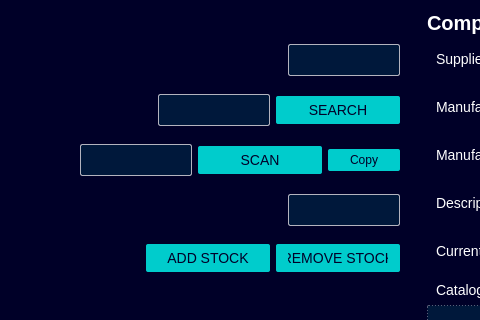
This is src/gui/designer/gui_stocktracker.ui in candeiassantiago393-spec/StockTracker as Qt 5 draws it before an edit; both pictures show x 224 to 704 and y 95 to 415 of the 1284 by 720 pixel window. The edited form follows.
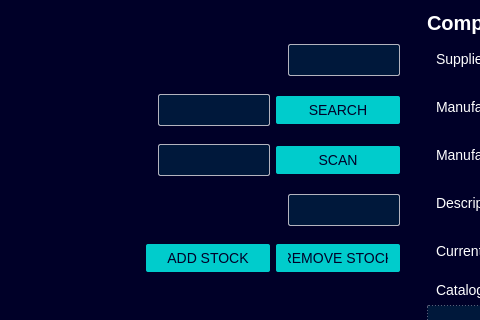
This is the edited form. Icons and pictures are not drawn.

What changed in the file:
```diff
--- a/src/gui/designer/gui_stocktracker.ui
+++ b/src/gui/designer/gui_stocktracker.ui
@@ -343,34 +343,6 @@
                <property name="text"><string>SCAN</string></property>
               </widget>
              </item>
-             <item>
-              <widget class="QPushButton" name="btn_copy_barcode_entry">
-               <property name="minimumSize"><size><width>60</width><height>0</height></size></property>
-               <property name="maximumSize"><size><width>60</width><height>16777215</height></size></property>
-               <property name="toolTip"><string>Copy to clipboard</string></property>
-               <property name="styleSheet">
-   <string notr="true">
-QPushButton {
-    min-width: 60px;
-    max-width: 60px;
-    padding: 4px 6px;
-    border-radius: 2px;
-    text-align: center;
-    background-color: #00CCCC;
-    color: #000028;
-    font-size: 12px;
-}
-QPushButton:hover {
-    background-color: #00FFB9;
-}
-QPushButton:pressed {
-    background-color: #00E5AA;
-}
-</string>
-               </property>
-               <property name="text"><string>Copy</string></property>
-              </widget>
-             </item>
             </layout>
            </widget>
           </item>
```
